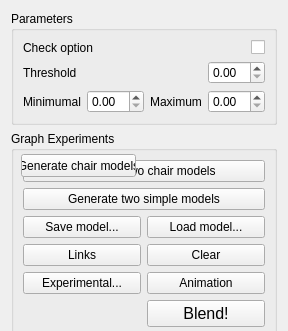
First picture: the form in topo-blend/topo_blend_widget.ui, repository ialhashim/topo-blend, before the edit; both pictures show x 0 to 288 and y 0 to 331 of the 288 by 534 pixel window.
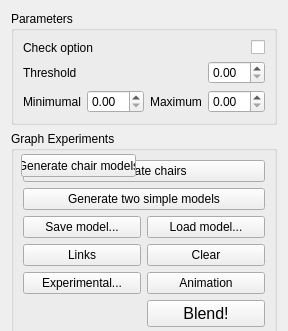
Second picture: the form after the edit. Icons and pictures are not drawn.

Diff of the .ui file:
```diff
--- a/topo-blend/topo_blend_widget.ui
+++ b/topo-blend/topo_blend_widget.ui
@@ -89,7 +89,7 @@
       <item row="0" column="0" colspan="2">
        <widget class="QPushButton" name="genChairsButton">
         <property name="text">
-         <string>Generate two chair models</string>
+         <string>Generate chairs</string>
         </property>
        </widget>
       </item>
```
